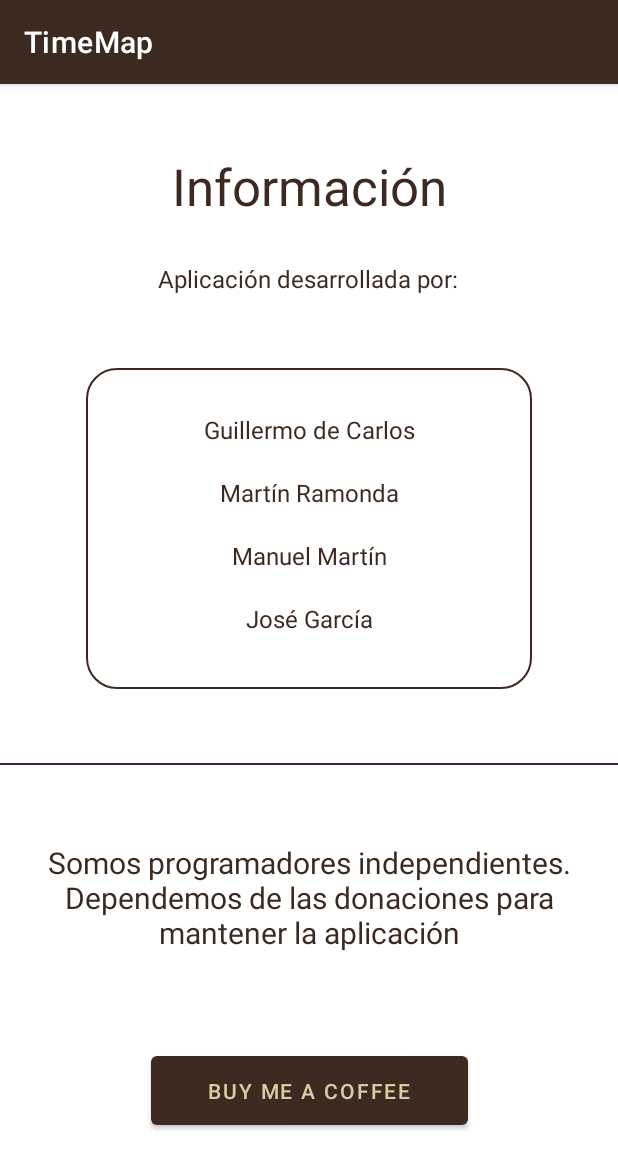
After one commit to TimeMap-Studios/TimeMap, an Android app: the fragment InfoFragment shown on its own in the app's theme, on a phone screen of 412 x 824 dp. The commit adds this screen. Shown: the top 1169 px of the screen. Run offline under Robolectric (Android 15) with nearby library versions, the phone set to English and light mode, and no system bars.

Commit message:
añadidos paquetes para viewModels y Fragments de todas las clases. Añadida vista de informacion. añadido viewmodel, fragment y xml para coffee. evento de buymeacoffee hecho pero fallo

```diff
--- a/app/src/main/java/com/example/timemap/MainActivity.java
+++ b/app/src/main/java/com/example/timemap/MainActivity.java
@@ -1,12 +1,14 @@
 package com.example.timemap;
 
 import android.os.Bundle;
+import android.view.Menu;
 import android.view.View;
-import android.view.Menu;
+import android.widget.Button;
 
-import com.google.android.material.snackbar.Snackbar;
+import com.example.timemap.ui.coffee.CoffeeFragment;
 import com.google.android.material.navigation.NavigationView;
 
+import androidx.fragment.app.Fragment;
 import androidx.navigation.NavController;
 import androidx.navigation.Navigation;
 import androidx.navigation.ui.AppBarConfiguration;
@@ -19,13 +21,12 @@ import com.example.timemap.databinding.ActivityMainBinding;
 public class MainActivity extends AppCompatActivity {
 
     private AppBarConfiguration mAppBarConfiguration;
-    private ActivityMainBinding binding;
 
     @Override
     protected void onCreate(Bundle savedInstanceState) {
         super.onCreate(savedInstanceState);
 
-        binding = ActivityMainBinding.inflate(getLayoutInflater());
+        com.example.timemap.databinding.ActivityMainBinding binding = ActivityMainBinding.inflate(getLayoutInflater());
         setContentView(binding.getRoot());
 
         setSupportActionBar(binding.appBarMain.toolbar);
@@ -35,12 +36,19 @@ public class MainActivity extends AppCompatActivity {
         // Passing each menu ID as a set of Ids because each
         // menu should be considered as top level destinations.
         mAppBarConfiguration = new AppBarConfiguration.Builder(
-                R.id.nav_home, R.id.nav_gallery, R.id.nav_slideshow)
+                R.id.nav_home, R.id.nav_gallery, R.id.nav_slideshow, R.id.nav_information)
                 .setOpenableLayout(drawer)
                 .build();
         NavController navController = Navigation.findNavController(this, R.id.nav_host_fragment_content_main);
         NavigationUI.setupActionBarWithNavController(this, navController, mAppBarConfiguration);
         NavigationUI.setupWithNavController(navigationView, navController);
+    }
+
+    public void buyMeButtonClicked(View view) {
+        getSupportFragmentManager().beginTransaction()
+                .replace(R.id.mainContent, new CoffeeFragment())
+                .addToBackStack(null)
+                .commit();
     }
 
     @Override
--- /dev/null
+++ b/app/src/main/java/com/example/timemap/ui/coffee/CoffeeFragment.java
@@ -0,0 +1,29 @@
+package com.example.timemap.ui.coffee;
+
+import android.os.Bundle;
+import android.view.LayoutInflater;
+import android.view.View;
+import android.view.ViewGroup;
+
+import androidx.annotation.NonNull;
+import androidx.annotation.Nullable;
+import androidx.fragment.app.Fragment;
+import androidx.lifecycle.ViewModelProvider;
+
+import com.example.timemap.databinding.FragmentCoffeeBinding;
+
+public class CoffeeFragment extends Fragment {
+    FragmentCoffeeBinding binding;
+
+    public View onCreateView(@NonNull LayoutInflater inflater, @Nullable ViewGroup container, @Nullable Bundle savedInstanceState) {
+        CoffeeViewModel coffeeViewModel =
+                new ViewModelProvider(this).get(CoffeeViewModel.class);
+        binding = FragmentCoffeeBinding.inflate(inflater,container,false);
+        return binding.getRoot();
+    }
+    @Override
+    public void onDestroyView() {
+        super.onDestroyView();
+        binding = null;
+    }
+}
--- /dev/null
+++ b/app/src/main/java/com/example/timemap/ui/coffee/CoffeeViewModel.java
@@ -0,0 +1,16 @@
+package com.example.timemap.ui.coffee;
+
+import androidx.lifecycle.LiveData;
+import androidx.lifecycle.MutableLiveData;
+import androidx.lifecycle.ViewModel;
+
+public class CoffeeViewModel extends ViewModel {
+    private final MutableLiveData<String> mText;
+    public CoffeeViewModel(){
+        mText = new MutableLiveData<>();
+        mText.setValue("Buy me a coffee");
+    }
+    public LiveData<String> getText() {
+        return mText;
+    }
+}
--- /dev/null
+++ b/app/src/main/java/com/example/timemap/ui/information/InfoFragment.java
@@ -0,0 +1,31 @@
+package com.example.timemap.ui.information;
+
+import android.os.Bundle;
+import android.view.LayoutInflater;
+import android.view.View;
+import android.view.ViewGroup;
+
+import androidx.annotation.NonNull;
+import androidx.annotation.Nullable;
+import androidx.fragment.app.Fragment;
+import androidx.lifecycle.ViewModelProvider;
+
+import com.example.timemap.databinding.FragmentInfoBinding;
+
+public class InfoFragment extends Fragment {
+
+    private FragmentInfoBinding binding;
+
+    public View onCreateView(@NonNull LayoutInflater inflater, @Nullable ViewGroup container, @Nullable Bundle savedInstanceState) {
+        InfoViewModel infoViewModel =
+                new ViewModelProvider(this).get(InfoViewModel.class);
+        binding = FragmentInfoBinding.inflate(inflater, container, false);
+        View root = binding.getRoot();
+        return root;
+    }
+    @Override
+    public void onDestroyView() {
+        super.onDestroyView();
+        binding = null;
+    }
+}
--- /dev/null
+++ b/app/src/main/java/com/example/timemap/ui/information/InfoViewModel.java
@@ -0,0 +1,18 @@
+package com.example.timemap.ui.information;
+
+import androidx.lifecycle.LiveData;
+import androidx.lifecycle.MutableLiveData;
+import androidx.lifecycle.ViewModel;
+
+public class InfoViewModel extends ViewModel {
+    private final MutableLiveData<String> mText;
+
+    public InfoViewModel(){
+        mText = new MutableLiveData<>();
+        mText.setValue("INFORMATION");
+    }
+
+    public LiveData<String> getText() {
+        return mText;
+    }
+}
--- /dev/null
+++ b/app/src/main/res/drawable/custom_border.xml
@@ -0,0 +1,6 @@
+<?xml version="1.0" encoding="UTF-8"?>
+<shape xmlns:android="http://schemas.android.com/apk/res/android" android:shape="rectangle">
+    <corners android:radius="20dp"/>
+    <padding android:left="10dp" android:right="10dp" android:top="10dp" android:bottom="10dp"/>
+    <stroke android:width="1dp" android:color="@color/brown"/>
+</shape>
--- a/app/src/main/res/layout/activity_main.xml
+++ b/app/src/main/res/layout/activity_main.xml
@@ -21,5 +21,5 @@
         android:layout_gravity="start"
         android:fitsSystemWindows="true"
         app:headerLayout="@layout/nav_header_main"
-        app:menu="@menu/activity_main_drawer" />
+        app:menu="@menu/activity_main_drawer"/>
 </androidx.drawerlayout.widget.DrawerLayout>
--- a/app/src/main/res/layout/content_main.xml
+++ b/app/src/main/res/layout/content_main.xml
@@ -5,6 +5,7 @@
     android:layout_width="match_parent"
     android:layout_height="match_parent"
     android:background="@color/beige"
+    android:id="@+id/mainContent"
     app:layout_behavior="@string/appbar_scrolling_view_behavior"
     tools:showIn="@layout/app_bar_main">
 
--- /dev/null
+++ b/app/src/main/res/layout/fragment_coffee.xml
@@ -0,0 +1,20 @@
+<?xml version="1.0" encoding="utf-8"?>
+<androidx.constraintlayout.widget.ConstraintLayout xmlns:android="http://schemas.android.com/apk/res/android"
+    xmlns:app="http://schemas.android.com/apk/res-auto"
+    xmlns:tools="http://schemas.android.com/tools"
+    android:layout_width="match_parent"
+    android:layout_height="match_parent"
+    android:id="@+id/buyMeCoffee">
+
+    <ImageView
+        android:id="@+id/imageView2"
+        android:layout_width="0dp"
+        android:layout_height="419dp"
+        android:layout_marginStart="32dp"
+        android:layout_marginEnd="32dp"
+        app:layout_constraintBottom_toBottomOf="parent"
+        app:layout_constraintEnd_toEndOf="parent"
+        app:layout_constraintStart_toStartOf="parent"
+        app:layout_constraintTop_toTopOf="parent"
+        app:srcCompat="@drawable/tuiowkhh" />
+</androidx.constraintlayout.widget.ConstraintLayout>
--- /dev/null
+++ b/app/src/main/res/layout/fragment_info.xml
@@ -0,0 +1,125 @@
+<?xml version="1.0" encoding="utf-8"?>
+<androidx.constraintlayout.widget.ConstraintLayout xmlns:android="http://schemas.android.com/apk/res/android"
+    xmlns:app="http://schemas.android.com/apk/res-auto"
+    xmlns:tools="http://schemas.android.com/tools"
+    android:layout_width="match_parent"
+    android:layout_height="match_parent"
+    android:id="@+id/infoFragment"
+    tools:context=".ui.information.InfoFragment">
+
+    <TextView
+        android:id="@+id/titleLabel"
+        android:layout_width="wrap_content"
+        android:layout_height="wrap_content"
+        android:text="@string/title_string"
+        android:textColor="@color/brown"
+        android:textSize="34sp"
+        app:layout_constraintBottom_toTopOf="@+id/nameContainer"
+        app:layout_constraintEnd_toEndOf="parent"
+        app:layout_constraintStart_toStartOf="parent"
+        app:layout_constraintTop_toTopOf="parent"
+        app:layout_constraintVertical_bias="0.314" />
+
+    <TextView
+        android:id="@+id/subTitleLabel"
+        android:layout_width="wrap_content"
+        android:layout_height="wrap_content"
+        android:layout_marginTop="28dp"
+        android:text="@string/subtitle_string"
+        android:textColor="@color/brown"
+        android:textSize="16sp"
+        app:layout_constraintEnd_toEndOf="parent"
+        app:layout_constraintHorizontal_bias="0.497"
+        app:layout_constraintStart_toStartOf="parent"
+        app:layout_constraintTop_toBottomOf="@+id/titleLabel" />
+
+    <LinearLayout
+        android:id="@+id/nameContainer"
+        android:layout_width="297dp"
+        android:layout_height="214dp"
+        android:background="@drawable/custom_border"
+        android:orientation="vertical"
+        app:layout_constraintBottom_toBottomOf="parent"
+        app:layout_constraintEnd_toEndOf="parent"
+        app:layout_constraintStart_toStartOf="parent"
+        app:layout_constraintTop_toTopOf="parent"
+        app:layout_constraintVertical_bias="0.342">
+
+        <TextView
+            android:id="@+id/guilleName"
+            android:layout_width="match_parent"
+            android:layout_height="wrap_content"
+            android:layout_marginTop="20dp"
+            android:text="@string/guille_name"
+            android:textAlignment="center"
+            android:textColor="@color/brown"
+            android:textSize="16sp" />
+
+        <TextView
+            android:id="@+id/martinName"
+            android:layout_width="match_parent"
+            android:layout_height="wrap_content"
+            android:layout_marginTop="20dp"
+            android:text="@string/martin_name"
+            android:textAlignment="center"
+            android:textColor="@color/brown"
+            android:textSize="16sp" />
+
+        <TextView
+            android:id="@+id/manuelName"
+            android:layout_width="match_parent"
+            android:layout_height="wrap_content"
+            android:layout_marginTop="20dp"
+            android:text="@string/manuel_name"
+            android:textAlignment="center"
+            android:textColor="@color/brown"
+            android:textSize="16sp" />
+
+        <TextView
+            android:id="@+id/joseName"
+            android:layout_width="match_parent"
+            android:layout_height="wrap_content"
+            android:layout_marginTop="20dp"
+            android:text="@string/jose_name"
+            android:textAlignment="center"
+            android:textColor="@color/brown"
+            android:textSize="16sp" />
+    </LinearLayout>
+
+    <View
+        android:id="@+id/lineSeparator"
+        android:layout_width="match_parent"
+        android:layout_height="1dp"
+        android:layout_marginTop="263dp"
+        android:background="@color/brown"
+        app:layout_constraintTop_toTopOf="@+id/nameContainer"
+        tools:layout_editor_absoluteX="0dp" />
+
+    <TextView
+        android:id="@+id/signLabel"
+        android:layout_width="wrap_content"
+        android:layout_height="wrap_content"
+        android:layout_marginTop="38dp"
+        android:layout_marginBottom="32dp"
+        android:text="@string/sign_string"
+        android:textAlignment="center"
+        android:textColor="@color/brown"
+        android:textSize="20sp"
+        app:layout_constraintBottom_toTopOf="@+id/coffeeButton"
+        app:layout_constraintEnd_toEndOf="parent"
+        app:layout_constraintHorizontal_bias="0.0"
+        app:layout_constraintStart_toStartOf="parent"
+        app:layout_constraintTop_toBottomOf="@+id/lineSeparator"
+        app:layout_constraintVertical_bias="0.3" />
+
+    <Button
+        android:id="@+id/coffeeButton"
+        android:layout_width="211dp"
+        android:layout_height="58dp"
+        android:layout_marginBottom="68dp"
+        android:text="Buy me a coffee"
+        android:onClick="buyMeButtonClicked"
+        app:layout_constraintBottom_toBottomOf="parent"
+        app:layout_constraintEnd_toEndOf="parent"
+        app:layout_constraintStart_toStartOf="parent" />
+</androidx.constraintlayout.widget.ConstraintLayout>
--- a/app/src/main/res/navigation/mobile_navigation.xml
+++ b/app/src/main/res/navigation/mobile_navigation.xml
@@ -22,4 +22,11 @@
         android:name="com.example.timemap.ui.slideshow.SlideshowFragment"
         android:label="@string/menu_slideshow"
         tools:layout="@layout/fragment_slideshow" />
+
+    <fragment
+        android:id="@+id/nav_information"
+        android:name="com.example.timemap.ui.information.InfoFragment"
+        android:label="Information"
+        tools:layout="@layout/fragment_slideshow"
+        />
 </navigation>
--- a/app/src/main/res/values/strings.xml
+++ b/app/src/main/res/values/strings.xml
@@ -10,4 +10,13 @@
     <string name="menu_home">Home</string>
     <string name="menu_gallery">Gallery</string>
     <string name="menu_slideshow">Slideshow</string>
+
+    <!-- Strings para vista de informacion -->
+    <string name="guille_name">Guillermo de Carlos</string>
+    <string name="martin_name">Martín Ramonda</string>
+    <string name="jose_name">José García</string>
+    <string name="manuel_name">Manuel Martín</string>
+    <string name="subtitle_string">Aplicación desarrollada por:</string>
+    <string name="title_string">Información</string>
+    <string name="sign_string">Somos programadores independientes. Dependemos de las donaciones para mantener la aplicación</string>
 </resources>
```
Also changed, not shown: app/src/main/res/drawable/tuiowkhh.png (added).
